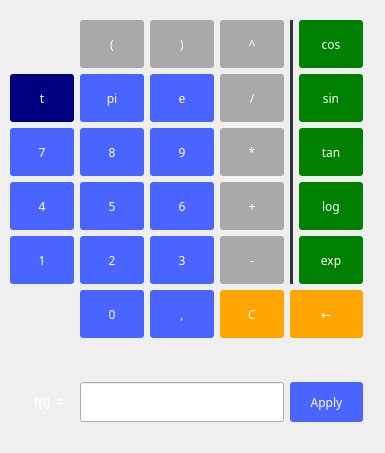
Old version of the form ui/math.ui in the repository analogdevicesinc/scopy.
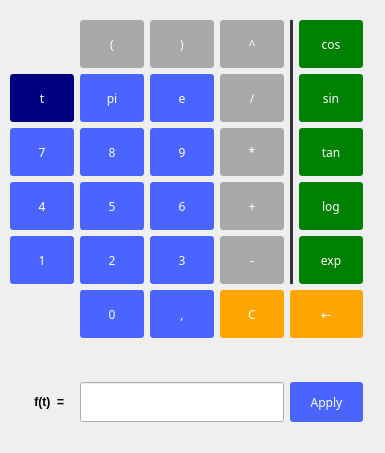
New version of the form.

```diff
--- a/ui/math.ui
+++ b/ui/math.ui
@@ -29,8 +29,6 @@
 background-color: #F45000;
 }
 QLabel {
-color: white;
-
 font-weight: bold;
 }
 QMenu {
```
